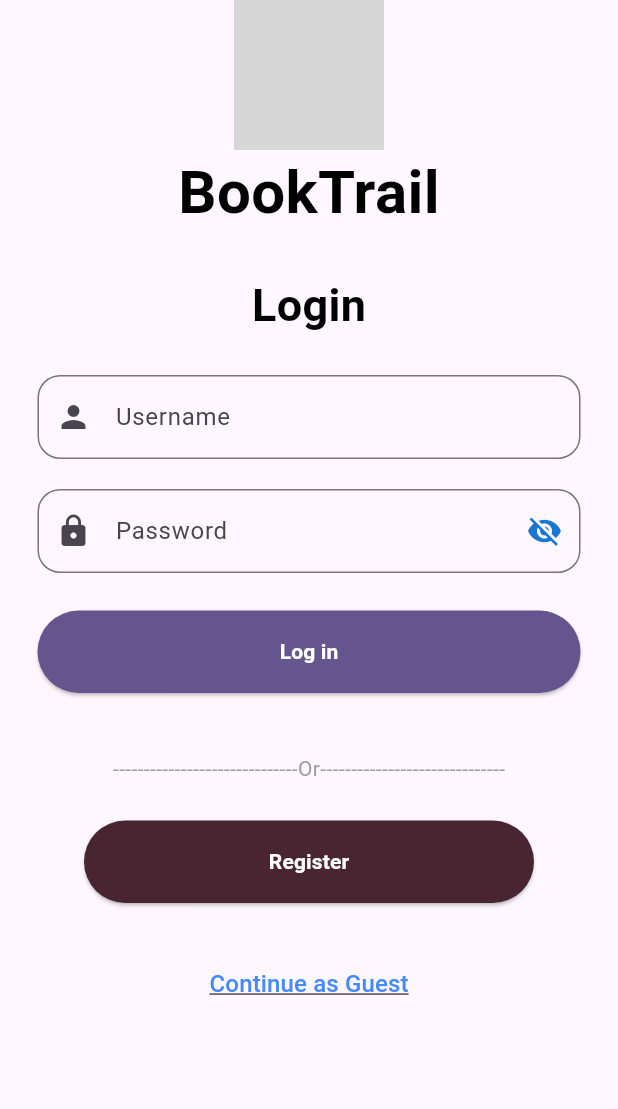
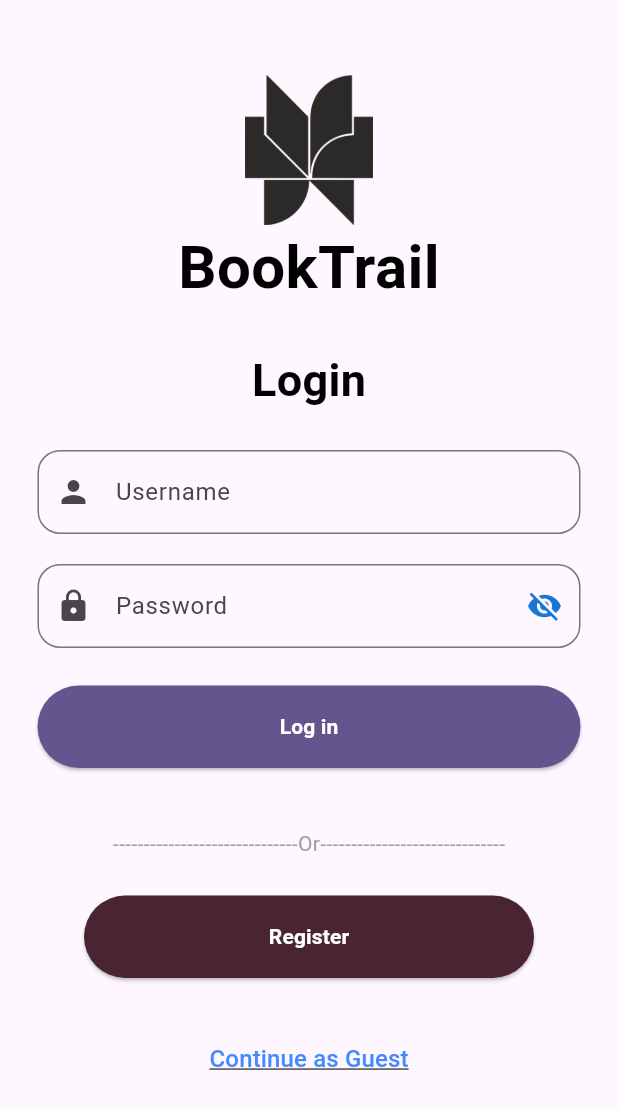
Before and after one commit to mohamed-ahmad2/BookTrail, a Flutter app: the screen it shows after launch, on a phone screen of 412 x 824 dp. Shown: the top 1109 px of the screen. Run offline on Flutter 3.47's test engine with Material 3 defaults, Android fonts, the light colour scheme and no system bars; our stand-ins replace fl_chart; key blocks and very long unbroken strings in the code were emptied for the run; grey boxes are pictures that could not be loaded.

Commit message:
improve file format and chane network to asset in login first look file

```diff
--- a/lib/views/widgets/login_register/login_body.dart
+++ b/lib/views/widgets/login_register/login_body.dart
@@ -7,12 +7,7 @@ import 'package:book_trail/views/widgets/login_register/login_username.dart';
 import 'package:flutter/material.dart';
 
 class LoginBody extends StatefulWidget {
-
-
-  const LoginBody({
-    super.key,
-
-  });
+  const LoginBody({super.key});
 
   @override
   State<LoginBody> createState() => _LoginBodyState();
@@ -37,9 +32,7 @@ class _LoginBodyState extends State<LoginBody> {
               SizedBox(height: 20),
               LoginPassword(),
               SizedBox(height: 25),
-              LoginLogbutton(
-
-              ),
+              LoginLogbutton(),
               SizedBox(height: 40),
               Text(
                 '------------------------------Or------------------------------',
--- a/lib/views/widgets/login_register/login_regbutton.dart
+++ b/lib/views/widgets/login_register/login_regbutton.dart
@@ -20,9 +20,7 @@ class _LoginRegbuttonState extends State<LoginRegbutton> {
             borderRadius: BorderRadius.circular(35),
           ),
         ),
-        onPressed: () {
-
-        },
+        onPressed: () {},
         child: const Text(
           'Register',
           style: TextStyle(color: Colors.white, fontWeight: FontWeight.bold),
--- a/lib/views/widgets/login_register/login_thefirstlook.dart
+++ b/lib/views/widgets/login_register/login_thefirstlook.dart
@@ -12,10 +12,8 @@ class _LoginThefirstlookState extends State<LoginThefirstlook> {
   Widget build(BuildContext context) {
     return Column(
       children: [
-        Image.network(
-          'images/logo.png',
-          width: 100,
-        ),
+        SizedBox(height: 50,),
+        Image.asset('images/logo.png', width: 100, height: 100,),
         Center(
           child: Text(
             'BookTrail',
```
Also changed, not shown: lib/views/widgets/body_screen.dart (+4 -13 lines), lib/views/widgets/login_register/login_guest_textbutton.dart (+7 -5 lines), lib/views/widgets/main_view_body.dart (+2 -10 lines).
